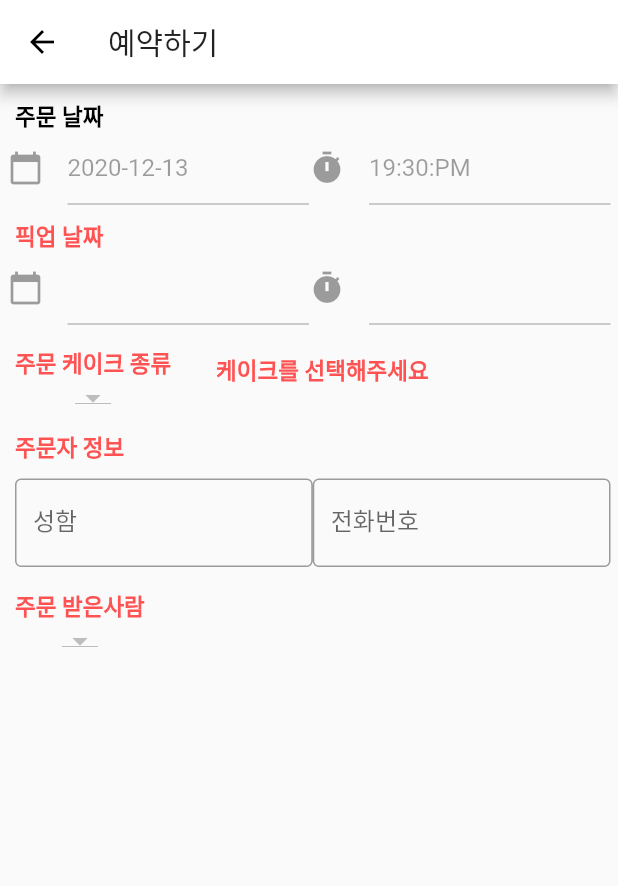
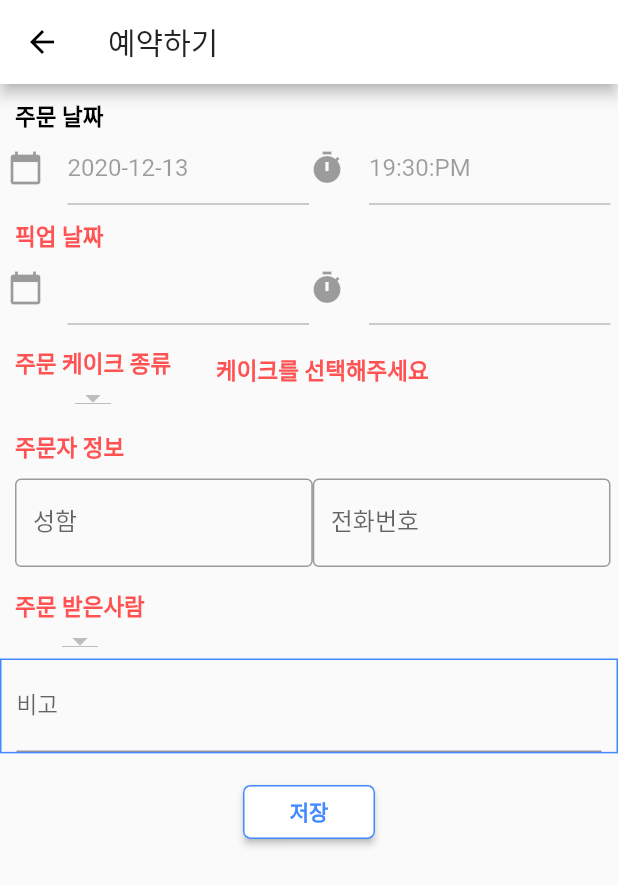
Before and after one commit to monocsp/MyFlutter, a Flutter app: the AddOrder screen opened by its route, on a phone screen of 412 x 824 dp. Shown: the top 886 px of the screen. Run offline on Flutter 3.47's test engine with Material 2 defaults, Android fonts, the phone set to English and light mode, and no system bars; our stand-ins replace badges, bubble_bottom_bar, cloud_firestore, firebase_auth, firebase_core, flutter_speed_dial and 6 more; missing offline and left inert: fab_circular_menu, scroll_app_bar, swipedetector, tip_dialog; accounts and stored records are empty; statements that could not run were skipped.

Commit message:
20201213

```diff
--- a/CakeOrder/cakeorder/lib/addOrderPackage/addDropDown.dart
+++ b/CakeOrder/cakeorder/lib/addOrderPackage/addDropDown.dart
@@ -1,20 +1,20 @@
 import 'package:flutter/material.dart';
 import 'addOrder.dart';
-import 'orderStore.dart';
+import 'cakeDataClass.dart';
 import 'package:flutter/cupertino.dart';
 import 'package:cloud_firestore/cloud_firestore.dart';
 import 'package:provider/provider.dart';
 import 'package:cakeorder/ProviderPackage/cakeList.dart';
+import 'cakeDataClass.dart';
 
 class CustomDropDown {
   final BuildContext context;
   static final double _text_Font_Size = 15;
   Function
       setStateCallback; //Callback Parameter Format : "?parm1='STRING'&parm2='DATA'"
-
+  List<CakeSizePrice> cakeSizeList = <CakeSizePrice>[];
   List<dynamic> partTimerProvider;
   List<CakeCategory> cakeCategoryProvider;
-  List<CakeSizePrice> cakeSizeList = [];
   CustomDropDown({this.context, this.setStateCallback}) {
     partTimerProvider = Provider.of<List<dynamic>>(context);
     cakeCategoryProvider = Provider.of<List<CakeCategory>>(context);
@@ -83,59 +83,40 @@ class CustomDropDown {
               value: cakeCategory,
               items: _cakeCategories,
               onChanged: (value) {
+                print('$value');
                 setStateCallback("?parm1=cakeCategory", cakeCategory: value);
               }),
         ]));
   }
 
   selectCakePrice(
-      {@required CakeCategory currentCakeCategory, CakeSizePrice cakePrice}) {
-    currentCakeCategory != null ? _dropDownItems(currentCakeCategory) : null;
-    print(cakeSizeList);
+      {@required CakeCategory currentCakeCategory,
+      List<CakeSizePrice> cakeList,
+      CakeSizePrice selectedCakeSize}) {
     return currentCakeCategory != null
         ? Container(
             margin: EdgeInsets.only(left: 10, top: 15),
             child: Column(children: [
               _customTitle(title: "케이크 호수", important: true),
-              DropdownButton<CakeSizePrice>(
-                value: cakePrice,
-                onChanged: (CakeSizePrice value) {
-                  setStateCallback("?parm1=cakePrice", cakePrice: value);
-                  // print(cakeSizeList.contains(value));
-                },
-                items: cakeSizeList.map((CakeSizePrice cake) {
-                  return new DropdownMenuItem<CakeSizePrice>(
-                    value: cake,
-                    child: Text(cake.cakeSize),
-                  );
-                }).toList(),
-              ),
-            ]))
+              cakeSizeList != null
+                  ? DropdownButton<CakeSizePrice>(
+                      hint: Text("선택하세요"),
+                      value: selectedCakeSize,
+                      onChanged: (CakeSizePrice value) => setStateCallback(
+                          "?parm1=cakePrice",
+                          cakePrice: value),
+                      items: cakeList.map((CakeSizePrice cake) {
+                        return DropdownMenuItem<CakeSizePrice>(
+                          value: cake,
+                          child: Text("${cake.cakeSize} : ${cake.cakePrice}"),
+                        );
+                      }).toList(),
+                    )
+                  : Container(
+                      child: CupertinoActivityIndicator(),
+                    ),
+            ]),
+          )
         : Container(child: _customTitle(title: '케이크를 선택해주세요', important: true));
   }
-
-  _dropDownItems(CakeCategory cakeCategory) {
-    for (int i = 0; i < cakeCategory.cakePrice.length; i++) {
-      cakeSizeList.add(new CakeSizePrice(
-          cakeSize: cakeCategory.cakeSize[i],
-          cakePrice: cakeCategory.cakePrice[0]));
-    }
-    // List<DropdownMenuItem<CakeSizePrice>> _cakePriceItems = [];
-    // for (int i = 0; i < cakeCategory.cakeSize.length; i++) {
-
-    //   _cakePriceItems.add(new DropdownMenuItem<CakeSizePrice>(
-    //     child: Text("${cakeCategory.cakeSize[i]}"),
-    //     value: new CakeSizePrice(
-    //         cakeSize: cakeCategory.cakeSize[i].toString(),
-    //         cakePrice: cakeCategory.cakePrice[i].toString()),
-    //   ));
-    // }
-    // return _cakePriceItems;
-  }
 }
-
-class CakeSizePrice {
-  final String cakeSize;
-  final String cakePrice;
-  CakeSizePrice({this.cakeSize, this.cakePrice});
-}
--- a/CakeOrder/cakeorder/lib/addOrderPackage/addOrder.dart
+++ b/CakeOrder/cakeorder/lib/addOrderPackage/addOrder.dart
@@ -11,10 +11,12 @@ import 'package:provider/provider.dart';
 import 'package:path/path.dart' as p;
 import 'addDropDown.dart';
 import 'addDate.dart';
+import 'cakeDataClass.dart';
 
 class AddOrder extends StatefulWidget {
   @override
   _AddOrderState createState() => _AddOrderState();
+  // State createState() => new MyAppState();
 }
 
 class _AddOrderState extends State<AddOrder> {
@@ -23,10 +25,12 @@ class _AddOrderState extends State<AddOrder> {
   // static final double _text_TOP_MARGIN = 5;
   CustomDate customDate;
   CustomDropDown customDropDown;
-
+  List<CakeSizePrice> cakeSizeList = <CakeSizePrice>[];
   CakeCategory _selectedCakeName;
+  CakeCategory _beforeCakeName;
   String _partTimer;
   CakeSizePrice _selectedCakeSize;
+  TextEditingController _textEditingControllerRemark;
   TextEditingController _textEditingControllerOrderDate;
   TextEditingController _textEditingControllerPickUpDate;
   TextEditingController _textEditingControllerOrderTime;
@@ -42,7 +46,6 @@ class _AddOrderState extends State<AddOrder> {
   void initState() {
     _selectedCakeName = null;
     _partTimer = null;
-    _selectedCakeSize = null;
     initNdisposeTextEditController(init: true);
     super.initState();
   }
@@ -55,6 +58,7 @@ class _AddOrderState extends State<AddOrder> {
         ..text = _todayTime;
       _textEditingControllerPickUpDate = TextEditingController();
       _textEditingControllerPickUpTime = TextEditingController();
+      _textEditingControllerRemark = TextEditingController();
     } else {
       _textEditingControllerOrderDate.dispose();
       _textEditingControllerOrderTime.dispose();
@@ -76,7 +80,7 @@ class _AddOrderState extends State<AddOrder> {
     customDropDown =
         CustomDropDown(context: context, setStateCallback: dropDownCallback);
     return Scaffold(
-      resizeToAvoidBottomInset: false,
+      resizeToAvoidBottomPadding: true,
       appBar: AppBar(
         title: Text('예약하기'),
       ),
@@ -89,6 +93,7 @@ class _AddOrderState extends State<AddOrder> {
           height: double.infinity,
           width: double.infinity,
           color: Colors.transparent,
+          child: SingleChildScrollView(
             child: Column(
               crossAxisAlignment: CrossAxisAlignment.start,
               children: <Widget>[
@@ -107,7 +112,8 @@ class _AddOrderState extends State<AddOrder> {
                   children: [
                     Flexible(
                       flex: 1,
-                    child: customDropDown.selectCakeCategory(_selectedCakeName),
+                      child:
+                          customDropDown.selectCakeCategory(_selectedCakeName),
                     ),
                     Flexible(
                         flex: 1,
@@ -115,15 +121,61 @@ class _AddOrderState extends State<AddOrder> {
                           margin: EdgeInsets.only(left: 30),
                           child: customDropDown.selectCakePrice(
                               currentCakeCategory: _selectedCakeName,
-                            cakePrice: _selectedCakeSize),
+                              cakeList: cakeSizeList,
+                              selectedCakeSize: _selectedCakeSize),
                         ))
                   ],
                 ),
                 _orderNamePhoneTextField(),
                 customDropDown.selectPartTimerDropDown(_partTimer),
+                _remarkTextField(context),
+                addButton()
               ],
             ),
           ),
+        ),
+      ),
+    );
+  }
+
+  addButton() {
+    return Container(
+      margin: EdgeInsets.only(top: 15),
+      child: Center(
+        child: RaisedButton(
+            child: Text(
+              "저장",
+              style: TextStyle(
+                  color: Colors.blueAccent,
+                  fontWeight: FontWeight.bold,
+                  fontSize: 14),
+            ),
+            color: Colors.white,
+            shape: RoundedRectangleBorder(
+                borderRadius: BorderRadius.circular(5.0),
+                side: BorderSide(color: Colors.blueAccent)),
+            onPressed: () {
+              var _id;
+              Map<dynamic, dynamic> temp = {
+                "time": Timestamp.fromDate(DateTime.now())
+              };
+              FirebaseFirestore.instance
+                  .collection("Cake")
+                  .add(temp.cast())
+                  .then((value) {
+                _id = value.id;
+                FirebaseFirestore.instance
+                    .collection("Cake")
+                    .doc(_id)
+                    .get()
+                    .then((value) => print(
+                        value.data()["time"].toDate().add(Duration(hours: 9))));
+              });
+              var a = DateFormat(_textEditingControllerOrderDate.text);
+              DateFormat format = DateFormat("yyyy-MM-dd");
+              print(format.parse(_textEditingControllerOrderDate.text));
+              print(_textEditingControllerOrderTime.text);
+            }),
       ),
     );
   }
@@ -149,6 +201,16 @@ class _AddOrderState extends State<AddOrder> {
     });
   }
 
+  _resetCakePriceList(CakeCategory cakeCategory) {
+    cakeSizeList.clear();
+    if (cakeCategory != null) {
+      for (int i = 0; i < cakeCategory.cakePrice.length; i++) {
+        cakeSizeList.add(
+            CakeSizePrice(cakeCategory.cakeSize[i], cakeCategory.cakePrice[i]));
+      }
+    }
+  }
+
   dropDownCallback(var parameter,
       {CakeCategory cakeCategory, CakeSizePrice cakePrice}) {
     Map<String, String> arguments = Uri.parse(parameter).queryParameters;
@@ -156,8 +218,13 @@ class _AddOrderState extends State<AddOrder> {
       if (arguments["parm1"] == "partTimer") {
         _partTimer = arguments["parm2"];
       } else if (arguments["parm1"] == "cakeCategory") {
+        if (_selectedCakeName != cakeCategory) {
+          _selectedCakeSize = null;
+          _resetCakePriceList(cakeCategory);
+        }
         _selectedCakeName = cakeCategory;
       } else if (arguments["parm1"] == "cakePrice") {
+        print(cakePrice);
         _selectedCakeSize = cakePrice;
       }
     });
@@ -223,6 +290,30 @@ class _AddOrderState extends State<AddOrder> {
     );
   }
 
+  _remarkTextField(BuildContext context) {
+    return Container(
+      padding: EdgeInsets.only(
+          bottom: MediaQuery.of(context).viewInsets.bottom,
+          right: 10,
+          left: 10),
+      decoration: BoxDecoration(border: Border.all(color: Colors.blueAccent)),
+      child: TextField(
+        decoration: InputDecoration(
+          // counterText:
+          //     '${this._textEditingControllerRemark.text.split(' ').length} words',
+          labelText: '비고',
+          hintText: '만나서 카드결제 등',
+        ),
+        controller: _textEditingControllerRemark,
+        keyboardType: TextInputType.multiline,
+        maxLines: null,
+        style: TextStyle(
+          fontSize: 15,
+        ),
+      ),
+    );
+  }
+
   _customTitle({@required String title, bool important}) {
     return Text(
       title ?? "Empty",
--- a/CakeOrder/cakeorder/pubspec.yaml
+++ b/CakeOrder/cakeorder/pubspec.yaml
@@ -31,7 +31,7 @@ dependencies:
   cupertino_icons: ^1.0.1
   syncfusion_flutter_datepicker: ^18.3.52-beta
   firebase_core: ^0.5.3
-  cloud_firestore: ^0.14.4
+  cloud_firestore: ^0.14.3+1
   provider: ^4.3.2+3
   flutter_time_picker_spinner: ^1.0.6+1
   firebase_auth: ^0.18.4
```
Also changed, not shown: CakeOrder/cakeorder/lib/addOrderPackage/cakeDataClass.dart (added, +33 -0 lines), CakeOrder/cakeorder/lib/addOrderPackage/orderStore.dart (deleted), 1 other file. Lines whose indentation alone changed are shown as unchanged.
